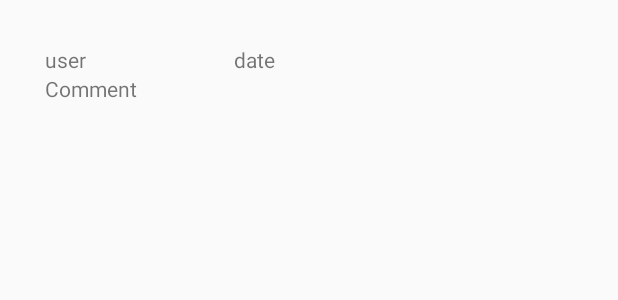
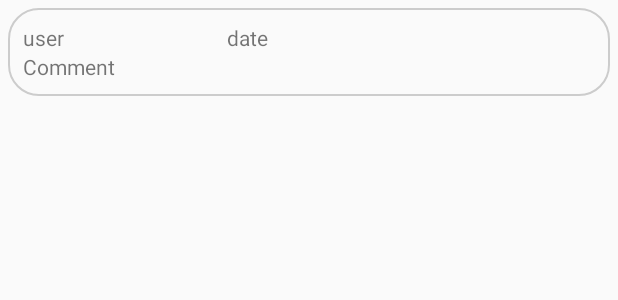
Before and after one commit to Marciix/CompSecBME, an Android app: the layout li_comment.xml on its own in the app's theme, with its tools: preview values and no code run, on a phone screen of 412 x 824 dp. Shown: the top 300 px of the screen. Run offline under Robolectric (Android 15) with nearby library versions, the phone set to English and light mode, and no system bars.

Commit message:
Load comments

```diff
--- a/frontend/app/src/main/java/com/example/caffwebshop/adapter/ImagesAdapter.kt
+++ b/frontend/app/src/main/java/com/example/caffwebshop/adapter/ImagesAdapter.kt
@@ -36,10 +36,6 @@ class ImagesAdapter(
     }
 
     override fun onBindViewHolder(holder: ViewHolder, position: Int) {
-        //TODO: Set ImageView
-
-        //val imageUrl = caffItems[position]
-        //Glide.with(context).load(imageUrl).into(holder.imageView)
         val id=caffItems[position].id
         val url = "https://caffshop-api.nkelemen.hu/caffitems/$id/preview.jpg"
         val glideUrl = GlideUrl(url) { mapOf(Pair("Authorization", token)) }
--- a/frontend/app/src/main/java/com/example/caffwebshop/network/CAFFApi.kt
+++ b/frontend/app/src/main/java/com/example/caffwebshop/network/CAFFApi.kt
@@ -25,7 +25,7 @@ interface CAFFApi {
     @GET("caffitems/search/{keyword}")
     fun getCaffItemsSearch(@Header("Authorization") token:String,@Path("keyword") keyword: String, @Query("withOwner") withOwner: Boolean): Call<List<CaffItemPublic>>
 
-    @GET("caffitems/{id}/comment")
+    @GET("caffitems/{id}/comments")
     fun getCaffItemsByIDComment(@Header("Authorization") token:String, @Path("id") id: Int, @Query("withAuthors") withOwner: Boolean): Call<List<CommentPublic>>
 
     @POST("caffitems/upload")
--- /dev/null
+++ b/frontend/app/src/main/res/drawable/customborder.xml
@@ -0,0 +1,6 @@
+<?xml version="1.0" encoding="UTF-8"?>
+<shape xmlns:android="http://schemas.android.com/apk/res/android" android:shape="rectangle">
+    <corners android:radius="20dp"/>
+    <padding android:left="10dp" android:right="10dp" android:top="10dp" android:bottom="10dp"/>
+    <stroke android:width="1dp" android:color="#CCCCCC"/>
+</shape>
--- a/frontend/app/src/main/res/layout/li_comment.xml
+++ b/frontend/app/src/main/res/layout/li_comment.xml
@@ -2,13 +2,13 @@
 <LinearLayout xmlns:android="http://schemas.android.com/apk/res/android"
               android:layout_width="match_parent"
               android:layout_height="wrap_content" android:orientation="vertical"
-android:layout_margin="20dp" android:padding="10dp">
+              android:layout_margin="5dp" android:padding="10dp" android:background="@drawable/customborder">
 
     <LinearLayout
             android:orientation="horizontal"
             android:layout_width="match_parent"
             android:layout_height="match_parent"
-    android:weightSum="3">
+            android:weightSum="3">
 
         <TextView
                 android:text="user"
```
Also changed, not shown: frontend/app/src/main/java/com/example/caffwebshop/activity/CommentsActivity.kt (+1 -9 lines), frontend/app/src/main/java/com/example/caffwebshop/adapter/CommentsAdapter.kt (+7 -1 lines).
